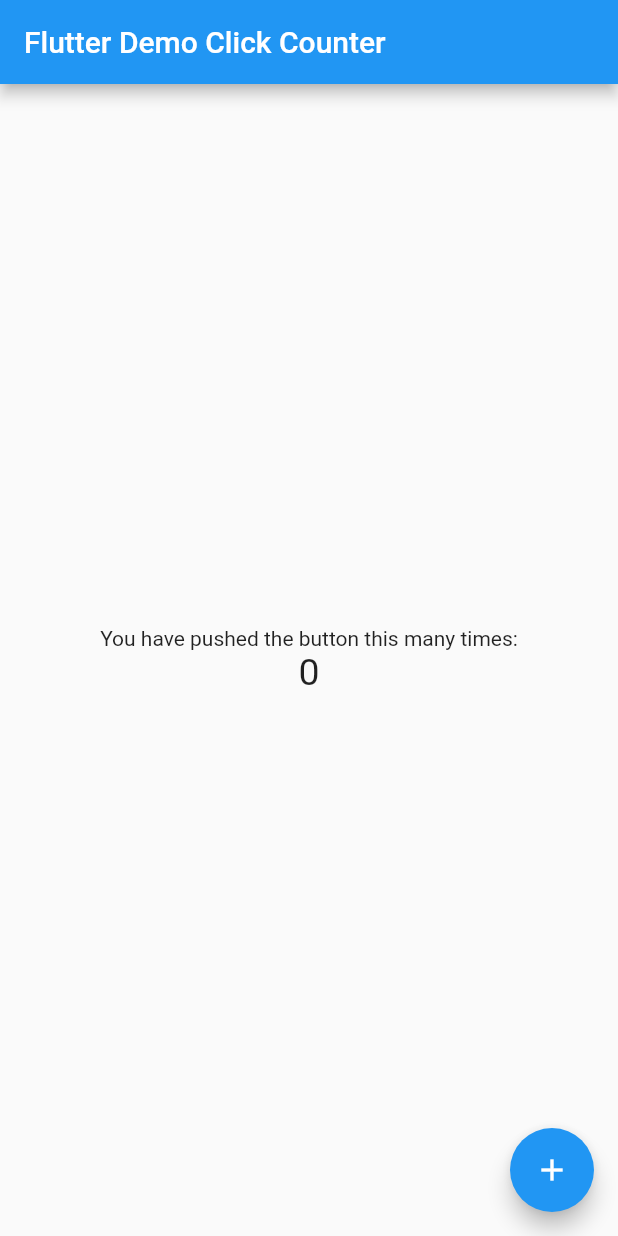
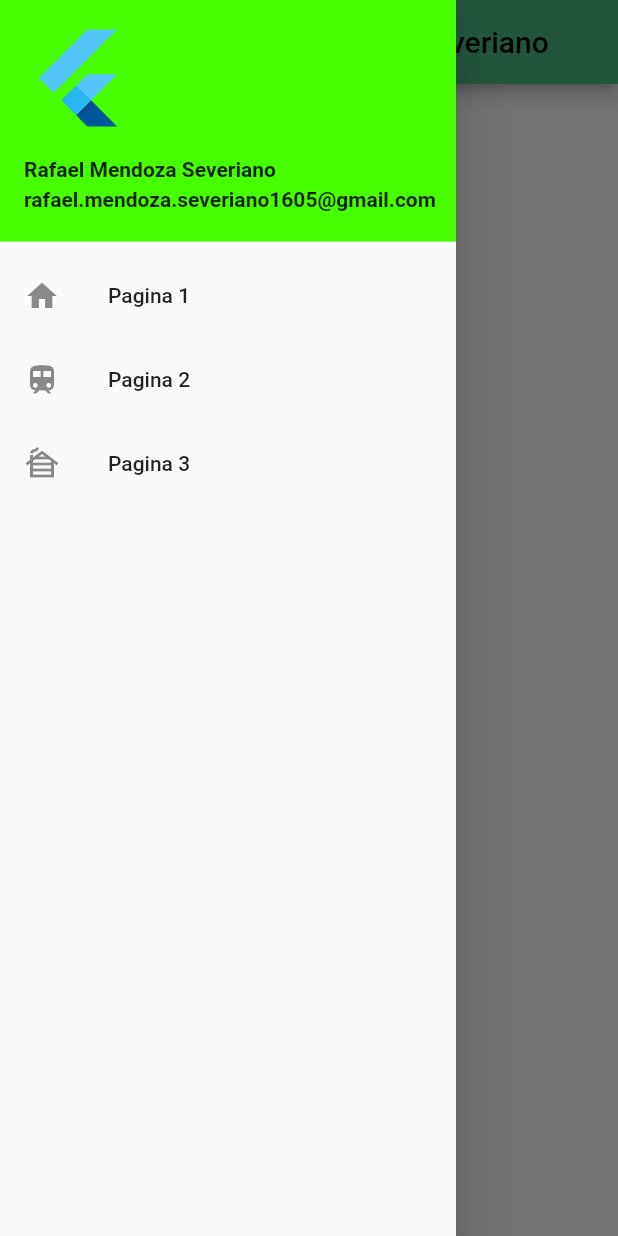
Before and after one commit to Rafael-Mendoza-444/DrawerFlutlab, a Flutter app: the screen it shows after launch, with the side drawer open (before the commit the screen has no drawer), on a phone screen of 412 x 824 dp. Run offline on Flutter 3.47's test engine with Material 2 defaults, Android fonts, the phone set to English and light mode, and no system bars.

Commit message:
Drawerv2

```diff
--- a/lib/main.dart
+++ b/lib/main.dart
@@ -4,15 +4,16 @@ void main() => runApp(MyApp());
 
 class MyApp extends StatelessWidget {
   const MyApp({super.key});
-  static const String _title = 'Flutter Stateful Clicker Counter';
+  static const String _title = 'Drawer Flutter';
   // This widget is the root of your application.
   @override
   Widget build(BuildContext context) {
     return MaterialApp(
       title: _title,
       theme: ThemeData(
-        primarySwatch: Colors.blue,
+        primarySwatch: Colors.lightGreen,
       ),
+      debugShowCheckedModeBanner: false,
       home: MyHomePage(),
     );
   }
@@ -20,71 +21,78 @@ class MyApp extends StatelessWidget {
 
 class MyHomePage extends StatefulWidget {
   const MyHomePage({super.key});
-  // This widget is the home page of your application. It is stateful, meaning
-  // that it has a State object (defined below) that contains fields that affect
-  // how it looks.
-  // This class is the configuration for the state.
   @override
   _MyHomePageState createState() => _MyHomePageState();
 }
 
 class _MyHomePageState extends State<MyHomePage> {
-  int _counter = 0;
-
-  void _incrementCounter() {
-    setState(() {
-      // This call to setState tells the Flutter framework that something has
-      // changed in this State, which causes it to rerun the build method below
-      // so that the display can reflect the updated values. If we changed
-      // _counter without calling setState(), then the build method would not be
-      // called again, and so nothing would appear to happen.
-      _counter++;
-    });
-  }
-
   @override
   Widget build(BuildContext context) {
-    // This method is rerun every time setState is called, for instance as done
-    // by the _incrementCounter method above.
-    //
-    // The Flutter framework has been optimized to make rerunning build methods
-    // fast, so that you can just rebuild anything that needs updating rather
-    // than having to individually change instances of widgets.
     return Scaffold(
       appBar: AppBar(
-        // Here we take the value from the MyHomePage object that was created by
-        // the App.build method, and use it to set our appbar title.
-        title: Text('Flutter Demo Click Counter'),
+        title: Text('Drawer act 3 Mendoza Severiano'),
+        backgroundColor: const Color(0xff4abc82),
       ),
-      body: Center(
-        // Center is a layout widget. It takes a single child and positions it
-        // in the middle of the parent.
-        child: Column(
-          // Column is also a layout widget. It takes a list of children and
-          // arranges them vertically. By default, it sizes itself to fit its
-          // children horizontally, and tries to be as tall as its parent.
-          //
-          // Column has various properties to control how it sizes itself and
-          // how it positions its children. Here we use mainAxisAlignment to
-          // center the children vertically; the main axis here is the vertical
-          // axis because Columns are vertical (the cross axis would be
-          // horizontal).
-          mainAxisAlignment: MainAxisAlignment.center,
-          children: <Widget>[
-            Text(
-              'You have pushed the button this many times:',
+      drawer: Drawer(
+        child: ListView(
+          // Important: Remove any padding from the ListView.
+          padding: EdgeInsets.zero,
+          children: [
+            const UserAccountsDrawerHeader(
+              // <-- SEE HERE
+              decoration: BoxDecoration(color: const Color(0xff48ff00)),
+              accountName: Text(
+                "Rafael Mendoza Severiano",
+                style: TextStyle(
+                  fontWeight: FontWeight.bold,
+                ),
+              ),
+              accountEmail: Text(
+                "rafael.mendoza.severiano1605@gmail.com",
+                style: TextStyle(
+                  fontWeight: FontWeight.bold,
+                ),
+              ),
+              currentAccountPicture: FlutterLogo(),
             ),
-            Text(
-              '$_counter',
-              style: TextStyle(fontSize: 25),
+            ListTile(
+              leading: Icon(
+                Icons.home,
+              ),
+              title: const Text('Pagina 1'),
+              onTap: () {
+                Navigator.pop(context);
+              },
+            ),
+            ListTile(
+              leading: Icon(
+                Icons.train,
+              ),
+              title: const Text('Pagina 2'),
+              onTap: () {
+                Navigator.pop(context);
+              },
+            ),
+            ListTile(
+              leading: Icon(
+                Icons.cabin,
+              ),
+              title: const Text('Pagina 3'),
+              onTap: () {
+                Navigator.pop(context);
+              },
             ),
           ],
         ),
       ),
-      floatingActionButton: FloatingActionButton(
-        onPressed: _incrementCounter,
-        tooltip: 'Increment',
-        child: Icon(Icons.add),
+      body: Center(
+        child: Column(
+          children: [
+            SizedBox(
+              height: 50,
+            ),
+          ],
+        ),
       ),
     );
   }
```
